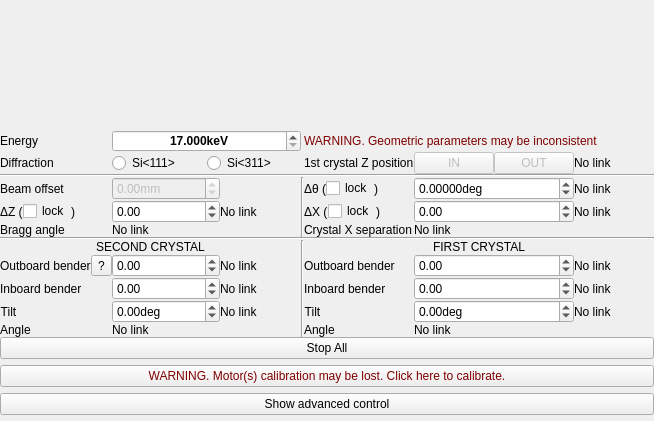
This is mono/monoGui/monoGui.ui in MatthewJCameron/imbl as Qt 5 draws it before an edit. The edited form follows.
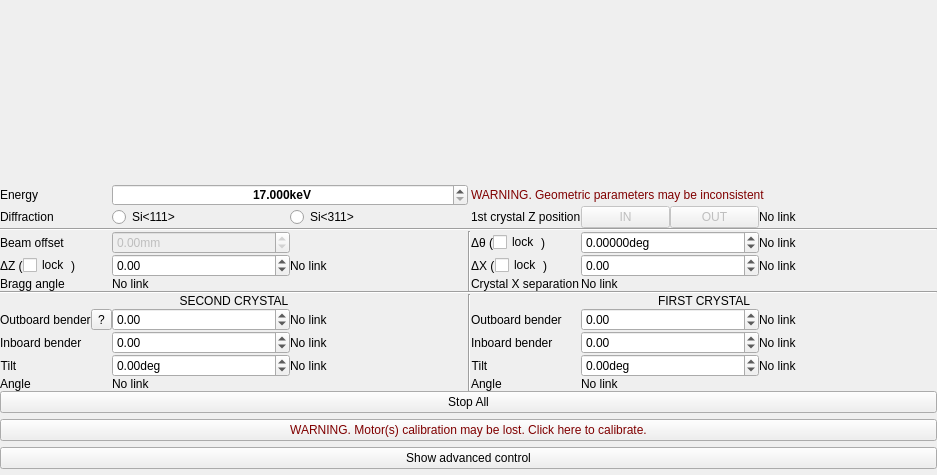
This is the edited form. Icons and pictures are not drawn. Custom widgets are drawn as their Qt base class.

Patch:
```diff
--- a/mono/monoGui/monoGui.ui
+++ b/mono/monoGui/monoGui.ui
@@ -6,8 +6,8 @@
    <rect>
     <x>0</x>
     <y>0</y>
-    <width>654</width>
-    <height>421</height>
+    <width>937</width>
+    <height>475</height>
    </rect>
   </property>
   <property name="sizePolicy">
```
Left out of the diff: 2 changed lines with no effect on the pictures.
